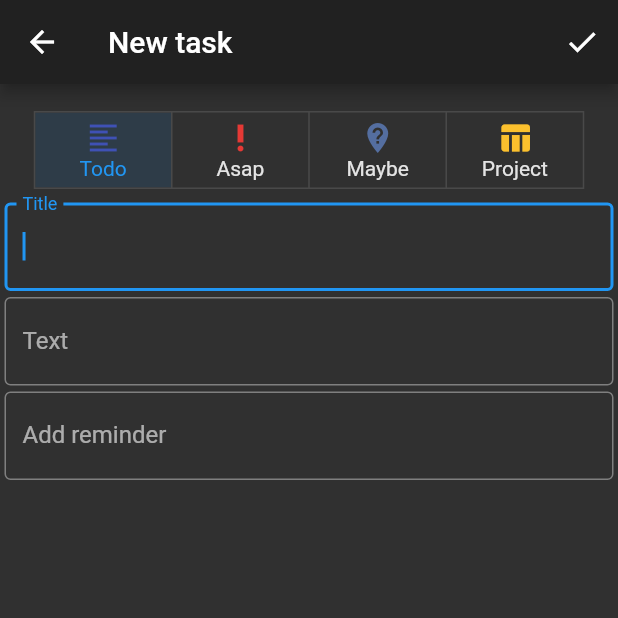
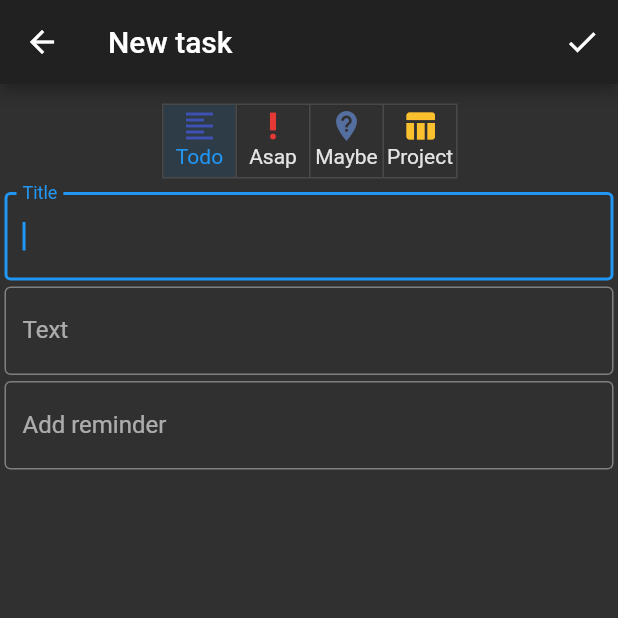
Before and after one commit to Honza0297/ITU, a Flutter app: the NewTask screen opened directly, on a phone screen of 412 x 824 dp, the top half of it. Run offline on Flutter 3.47's test engine with Material 2 defaults, Android fonts, the phone set to English and light mode, and no system bars; our stand-ins replace flutter_slidable, shared_preferences; accounts and stored records are empty; statements that could not run were skipped.

Commit message:
little refactor

```diff
--- a/lib/NewTask.dart
+++ b/lib/NewTask.dart
@@ -15,9 +15,6 @@ import 'Enums.dart';
 TimeOfDay lastPickedTime = TimeOfDay.fromDateTime(DateTime.utc(2019, 1,1,15,0));
 
 class TypeData {
-
-  //TypeData(this.type);
-
   String type = Types.todo;
 }
 
@@ -173,13 +170,10 @@ class _NewTaskState extends State<NewTask> {
                         return;
 
                       lastPickedTime = $time;
-
                       setState(() {
                         dateTimeNotification = DateTime(date.year, date.month, date.day, lastPickedTime.hour, lastPickedTime.minute);
                       });
-
                       dtPickerController.text = DateFormat('dd. MM. yyyy - kk:mm').format(dateTimeNotification);
-
                     },
                     decoration: InputDecoration(
                         border: OutlineInputBorder(),
@@ -209,14 +203,6 @@ class MyToggleButtons extends StatefulWidget{
   MyToggleButtons(this.type);
   TypeData type;
 
- /* MyToggleButtonsState state = MyToggleButtonsState();
-
-  MyToggleButtonsState GetState()
-  {
-    state = MyToggleButtonsState();
-    return state;
-  }
-*/
   @override
   MyToggleButtonsState createState() => MyToggleButtonsState(type);
 }
@@ -248,9 +234,9 @@ class MyToggleButtonsState extends State<MyToggleButtons>{
 
   @override
   Widget build(BuildContext context){
-    return Padding(
-      padding: const EdgeInsets.all(8.0),
-      child: Center(
+    return Center(
+      child: Padding(
+        padding: const EdgeInsets.fromLTRB(1, 3, 0, 8),
         child: ToggleButtons(
           children: <Widget>[
             MyButton(
@@ -305,16 +291,13 @@ class MyButton extends StatelessWidget {
   final IconData icon;
 
   Widget build(BuildContext context) {
-    return Container(
-      width: (MediaQuery.of(context).size.width - 50)/4,
-      child: Padding(
-        padding: myPadding,
-        child: Column(
-            children: <Widget>[
-              Icon(icon, color: color, ),
-              Text(text, ),//style: TextStyle(color: color)),
-            ]),
-      ),
+    return Padding(
+      padding: const EdgeInsets.fromLTRB(0, 2, 0, 4),
+      child: Column(
+          children: <Widget>[
+            Icon(icon, color: color, ),
+            Text(text, ),//style: TextStyle(color: color)),
+          ]),
     );
   }
 }
```
